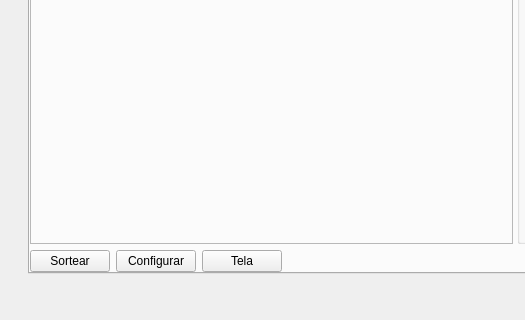
Old version of the form assets/main_window.ui in the repository Alexpiltzz/DracmaSort; both pictures show x 0 to 525 and y 500 to 820 of the 1320 by 820 pixel window.
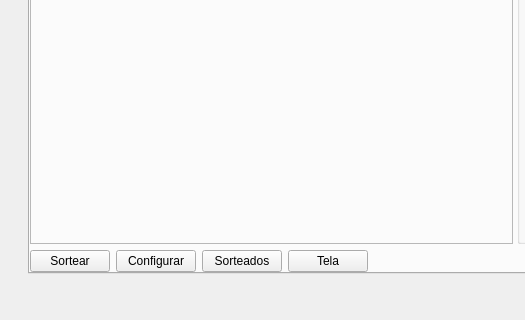
New version of the form. The open tabs and pages were chosen to show the change.

The edit to the form file:
```diff
--- a/assets/main_window.ui
+++ b/assets/main_window.ui
@@ -860,6 +860,13 @@
               </property>
              </widget>
             </item>
+             <item>
+              <widget class="QPushButton" name="sorteados_button">
+               <property name="text">
+                <string>Sorteados</string>
+               </property>
+              </widget>
+             </item>
             <item>
              <widget class="QPushButton" name="stream_button">
               <property name="text">
```
Lines whose indentation alone changed are shown as unchanged.
